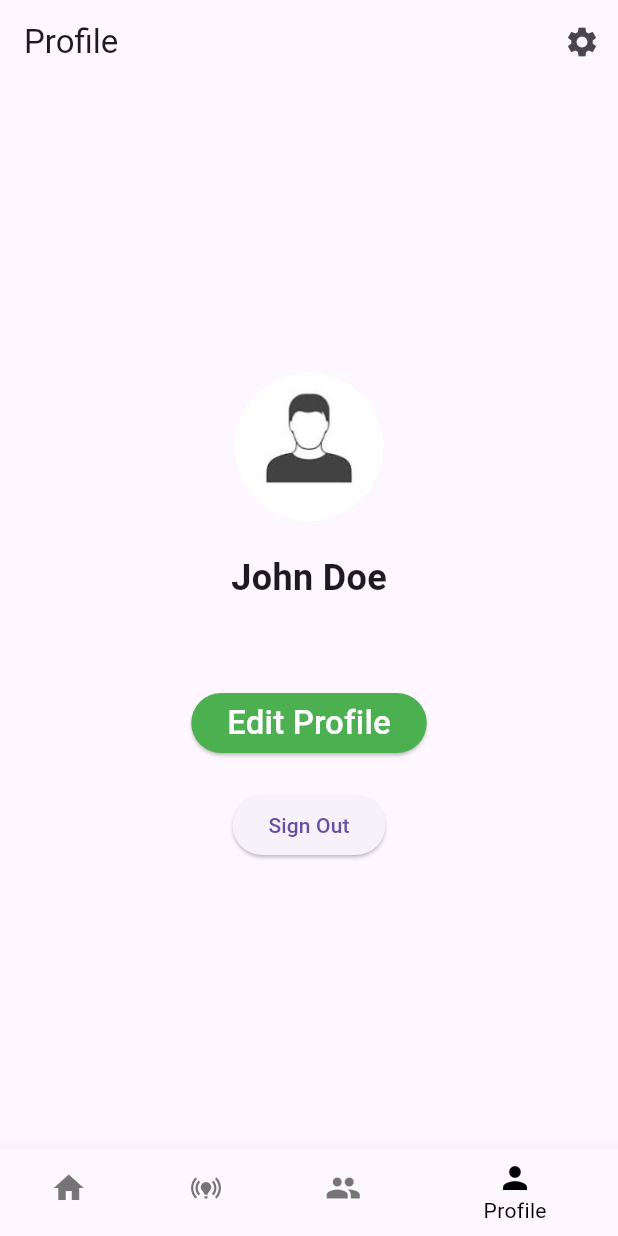
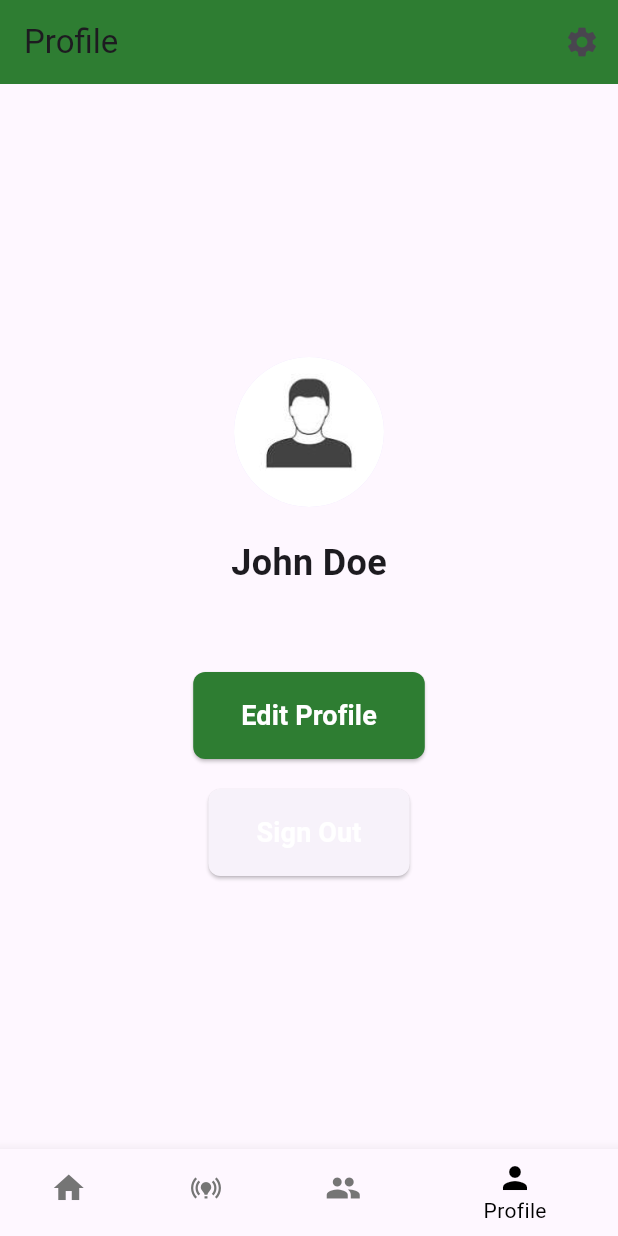
Before and after one commit to mwayandau1/farm_well, a Flutter app: the screen it shows once a user with an empty profile is signed in, item 4 of the bottom bar chosen, on a phone screen of 412 x 824 dp. Run offline on Flutter 3.47's test engine with Material 3 defaults, Android fonts, the phone set to English and light mode, and no system bars; our stand-ins replace carousel_slider, cloud_firestore, firebase_auth, firebase_core, firebase_storage, google_sign_in and 1 more; accounts and stored records are empty.

Commit message:
Modified educational content screen and profile screen

```diff
--- a/lib/screens/profile.dart
+++ b/lib/screens/profile.dart
@@ -17,18 +17,22 @@ class _ProfileScreenState extends State<ProfileScreen> {
     return Scaffold(
       appBar: AppBar(
         title: const Text('Profile'),
+        backgroundColor: Colors.green[800],
         actions: [
           IconButton(
             icon: const Icon(Icons.settings),
             onPressed: () {
-              // Open notification settings
               showNotificationSettings(context);
             },
           ),
         ],
       ),
       body: Center(
-        child: Column(mainAxisAlignment: MainAxisAlignment.center, children: [
+        child: Padding(
+          padding: const EdgeInsets.all(16.0),
+          child: Column(
+            mainAxisAlignment: MainAxisAlignment.center,
+            children: [
               const CircleAvatar(
                 radius: 50,
                 backgroundImage: AssetImage('images/profile_image.jpeg'),
@@ -52,7 +56,14 @@ class _ProfileScreenState extends State<ProfileScreen> {
               const SizedBox(height: 20),
               ElevatedButton(
                 style: ElevatedButton.styleFrom(
-              backgroundColor: Colors.green, // Background color
+                  backgroundColor: Colors.green[800],
+                  padding: const EdgeInsets.symmetric(
+                    horizontal: 32.0,
+                    vertical: 16.0,
+                  ),
+                  shape: RoundedRectangleBorder(
+                    borderRadius: BorderRadius.circular(8.0),
+                  ),
                 ),
                 onPressed: () {
                   // Add functionality to edit profile
@@ -61,13 +72,22 @@ class _ProfileScreenState extends State<ProfileScreen> {
                   'Edit Profile',
                   style: TextStyle(
                     color: Colors.white,
-                fontSize: 22.0,
-                fontWeight: FontWeight.w500,
+                    fontSize: 18.0,
+                    fontWeight: FontWeight.w600,
                   ),
                 ),
               ),
               const SizedBox(height: 20),
               ElevatedButton(
+                style: ElevatedButton.styleFrom(
+                  padding: const EdgeInsets.symmetric(
+                    horizontal: 32.0,
+                    vertical: 16.0,
+                  ),
+                  shape: RoundedRectangleBorder(
+                    borderRadius: BorderRadius.circular(8.0),
+                  ),
+                ),
                 onPressed: () async {
                   await FirebaseAuth.instance.signOut();
                   Navigator.pushReplacement(
@@ -75,9 +95,18 @@ class _ProfileScreenState extends State<ProfileScreen> {
                     MaterialPageRoute(builder: (context) => const LogIn()),
                   );
                 },
-            child: const Text('Sign Out'),
+                child: const Text(
+                  'Sign Out',
+                  style: TextStyle(
+                    color: Colors.white,
+                    fontSize: 18.0,
+                    fontWeight: FontWeight.w600,
                   ),
-        ]),
+                ),
+              ),
+            ],
+          ),
+        ),
       ),
     );
   }
```
Also changed, not shown: lib/screens/education.dart (+21 -12 lines), lib/screens/signup.dart (+13 -13 lines). Lines whose indentation alone changed are shown as unchanged.
